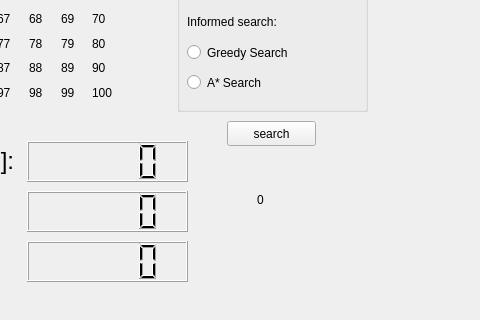
Old version of the form GUI/labyrinthGUI/mainwindow.ui in the repository DiegoFLM/Search-Algorithms; both pictures show x 223 to 703 and y 216 to 536 of the 703 by 536 pixel window.
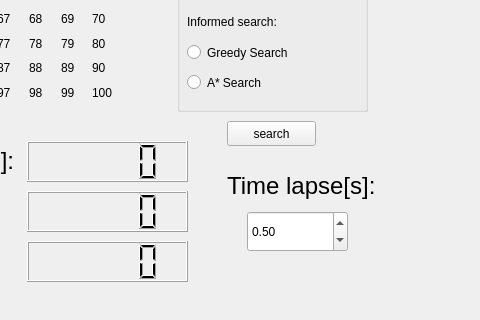
New version of the form.

What changed in the file:
```diff
--- a/GUI/labyrinthGUI/mainwindow.ui
+++ b/GUI/labyrinthGUI/mainwindow.ui
@@ -915,14 +915,14 @@
    <widget class="QLabel" name="testLab">
     <property name="geometry">
      <rect>
-      <x>480</x>
-      <y>390</y>
-      <width>67</width>
-      <height>17</height>
+      <x>450</x>
+      <y>360</y>
+      <width>171</width>
+      <height>51</height>
      </rect>
     </property>
     <property name="text">
-     <string>0</string>
+     <string>&lt;html&gt;&lt;head/&gt;&lt;body&gt;&lt;p&gt;&lt;span style=&quot; font-size:18pt;&quot;&gt;Time lapse[s]:&lt;/span&gt;&lt;/p&gt;&lt;/body&gt;&lt;/html&gt;</string>
     </property>
    </widget>
    <widget class="QLabel" name="label_104">
@@ -938,6 +938,34 @@
      <string>Operators order: up, left, down, right.</string>
     </property>
    </widget>
+   <widget class="QDoubleSpinBox" name="doubleSpinBox">
+    <property name="geometry">
+     <rect>
+      <x>470</x>
+      <y>410</y>
+      <width>101</width>
+      <height>41</height>
+     </rect>
+    </property>
+    <property name="toolTip">
+     <string>&lt;html&gt;&lt;head/&gt;&lt;body&gt;&lt;p align=&quot;center&quot;&gt;&lt;br/&gt;&lt;/p&gt;&lt;/body&gt;&lt;/html&gt;</string>
+    </property>
+    <property name="whatsThis">
+     <string>&lt;html&gt;&lt;head/&gt;&lt;body&gt;&lt;p align=&quot;center&quot;&gt;&lt;br/&gt;&lt;/p&gt;&lt;/body&gt;&lt;/html&gt;</string>
+    </property>
+    <property name="styleSheet">
+     <string notr="true">font: 20pt &quot;Ubuntu&quot;;</string>
+    </property>
+    <property name="maximum">
+     <double>99.989999999999995</double>
+    </property>
+    <property name="singleStep">
+     <double>0.100000000000000</double>
+    </property>
+    <property name="value">
+     <double>0.500000000000000</double>
+    </property>
+   </widget>
   </widget>
   <widget class="QMenuBar" name="menubar">
    <property name="geometry">
```
